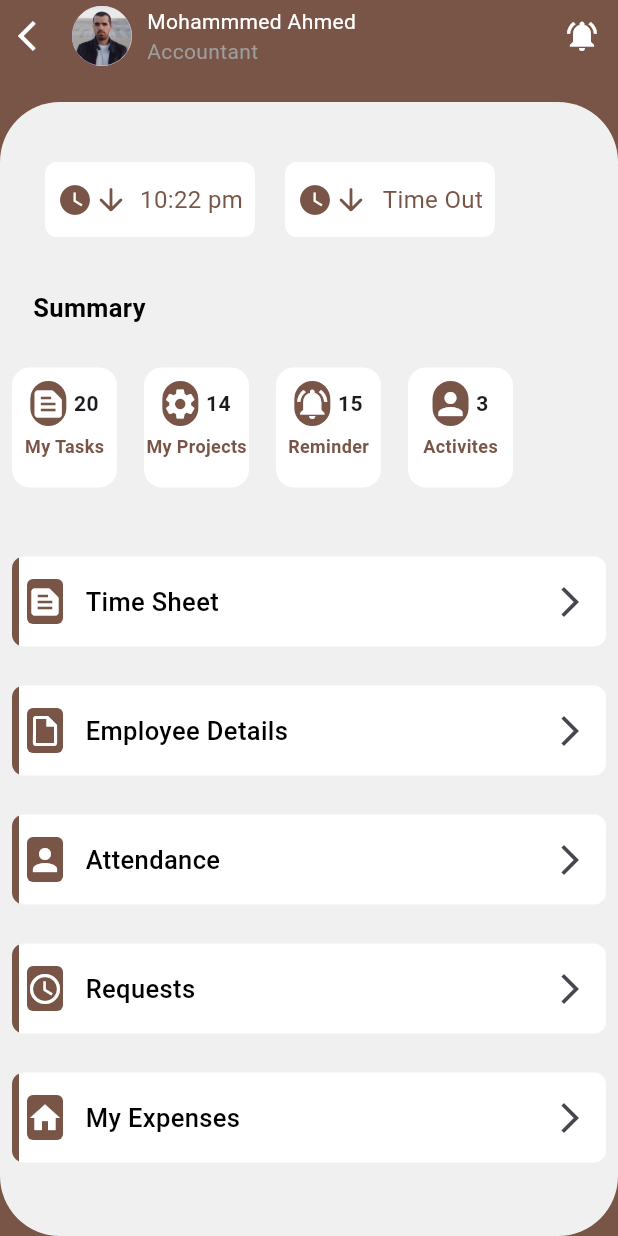
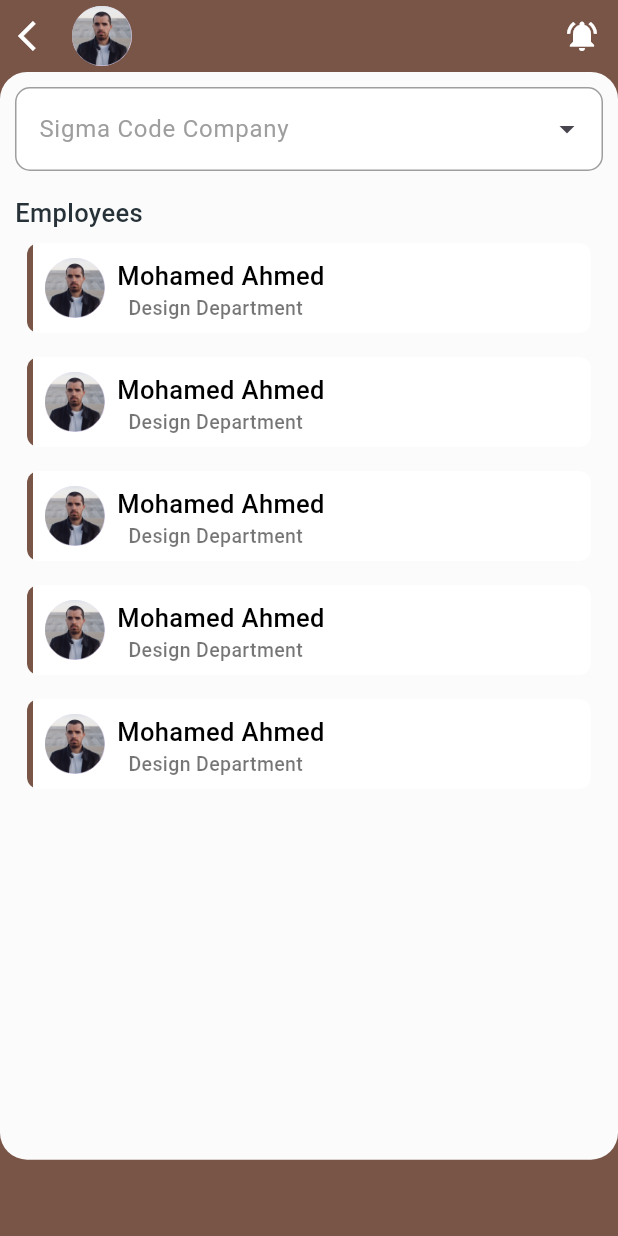
Before and after one commit to mahmoudrabie97/self_service_app, a Flutter app: the ProfilePage screen opened directly, after a tap on the "arrow forward ios" icon, on a phone screen of 412 x 824 dp. Run offline on Flutter 3.47's test engine with Material 3 defaults, Android fonts, the phone set to English and light mode, and no system bars; our stand-ins replace bloc, date_picker_timeline, flutter_bloc, shared_preferences; accounts and stored records are empty.

Commit message:
add employees

```diff
--- a/lib/pages/attendence/widgets/custom_attendence_main_container.dart
+++ b/lib/pages/attendence/widgets/custom_attendence_main_container.dart
@@ -1,17 +1,15 @@
-import 'dart:ui';
+
 
 import 'package:date_picker_timeline/date_picker_widget.dart';
 
 import 'package:flutter/material.dart';
-import 'package:self_service_app/pages/profile_page/widgets/customtimercontainer.dart';
+
 import 'package:self_service_app/utlities/app_styles.dart';
 
-import '../../../utlities/custommethods.dart';
+
 
 import '../../../utlities/widgets/custombutton.dart';
-import '../../../utlities/widgets/customtextformfield.dart';
 
-import 'custom_field_row.dart';
 import 'custom_time_container.dart';
 
 class CustomAttendenceMainContainer extends StatefulWidget {
@@ -71,16 +69,17 @@ class _CustomAttendenceMainContainerState
                 onPressed: () {
 
                 },
-                buttonColor: Color(0xff705A3E),
+                buttonColor: const Color(0xff705A3E),
                 borderRadius: (10),
               ),
               const SizedBox(height: 15,),
               CustomButton(
                 buttonText: 'Time Out ',
-                onPressed: () {
+                onPressed: ()
+                {
 
                 },
-                buttonColor: Color(0xff705A3E),
+                buttonColor: const Color(0xff705A3E),
                 borderRadius: (10),
               ),
             ],
--- /dev/null
+++ b/lib/pages/employees/employees.dart
@@ -0,0 +1,36 @@
+import 'package:flutter/cupertino.dart';
+import 'package:flutter/material.dart';
+import 'package:self_service_app/pages/employees/widgets/custom_main_employees_container.dart';
+import 'package:self_service_app/utlities/app_styles.dart';
+import 'package:self_service_app/utlities/widgets/custom_personal_apbar.dart';
+import 'package:self_service_app/utlities/widgets/customtextformfield.dart';
+
+import '../../utlities/app_assets.dart';
+
+class EmployeesPage extends StatelessWidget {
+  const EmployeesPage({super.key});
+
+  @override
+  Widget build(BuildContext context) {
+    return const Scaffold(
+      body: CustomEmployeesBody(),
+    );
+  }
+}
+
+class CustomEmployeesBody extends StatelessWidget {
+  const CustomEmployeesBody({super.key});
+
+  @override
+  Widget build(BuildContext context) {
+    return ListView(
+      children: [
+        CustomHomeApbar(
+          title: '',
+          subTitle: '',
+        ),
+        const CustomMainEmployeesContainer(),
+      ],
+    );
+  }
+}
--- /dev/null
+++ b/lib/pages/employees/widgets/custom_list_view_employees.dart
@@ -0,0 +1,57 @@
+import 'package:flutter/material.dart';
+
+import '../../../utlities/app_assets.dart';
+import '../../../utlities/app_styles.dart';
+
+class CustomListViewEmployees extends StatelessWidget {
+  const CustomListViewEmployees({super.key});
+
+  @override
+  Widget build(BuildContext context) {
+    return Padding(
+      padding: const EdgeInsets.all(8.0),
+      child: Container(
+        height: 60,
+        width: double.infinity,
+        decoration: BoxDecoration(
+          gradient: const LinearGradient(
+            begin: Alignment.centerLeft,
+            end: Alignment.centerRight,
+            colors: [
+              Colors.brown,
+              Colors.white,
+            ],
+            stops: [.011, .011],
+          ),
+          borderRadius: BorderRadius.circular(8),
+          color: Colors.white,
+        ),
+        child: Padding(
+          padding: const EdgeInsets.only(left: 12.0),
+          child: Row(
+            children: [
+              CircleAvatar(
+                child: Image.asset(AssetsData.profile),
+              ),
+              const Padding(
+                padding: EdgeInsets.only(left: 8.0, top: 10),
+                child: Column(
+                  children: [
+                    Text(
+                      'Mohamed Ahmed',
+                      style: AppStyles.style17,
+                    ),
+                    Text(
+                      'Design Department  ',
+                      style: AppStyles.style13,
+                    ),
+                  ],
+                ),
+              ),
+            ],
+          ),
+        ),
+      ),
+    );
+  }
+}
--- /dev/null
+++ b/lib/pages/employees/widgets/custom_main_employees_container.dart
@@ -0,0 +1,55 @@
+import 'package:flutter/material.dart';
+
+import '../../../utlities/app_styles.dart';
+import '../../../utlities/widgets/customtextformfield.dart';
+import '../employees.dart';
+import 'custom_list_view_employees.dart';
+
+class CustomMainEmployeesContainer extends StatelessWidget {
+  const CustomMainEmployeesContainer({super.key});
+
+  @override
+  Widget build(BuildContext context) {
+    return Container(
+      height: MediaQuery.of(context).size.height * .88,
+      width: double.infinity,
+      decoration: BoxDecoration(
+          borderRadius: BorderRadius.circular(18), color: Color(0xffFBFBFB)),
+      child: Padding(
+        padding: const EdgeInsets.all(10.0),
+        child: Column(
+          crossAxisAlignment: CrossAxisAlignment.start,
+          children: [
+            CustomTextFormField(
+              suffixicon: Icons.arrow_drop_down,
+              hintText: 'Sigma Code Company ',
+              hinnntcolr: Colors.grey,
+              keyboardType: TextInputType.text,
+              validator: (value) {
+                if (value!.isEmpty) {
+                  return 'please enter your email';
+                } // else if (!isEmailValid(value)) {
+                // return 'Invalid email format';
+                // }
+                return null;
+              },
+            ),
+            SizedBox(height: 16,),
+            Text(
+              'Employees ',
+              style: AppStyles.style17.copyWith(color: Color(0xff263238)),
+            ),
+            Expanded(
+              child: ListView.builder(
+                itemCount: 5,
+                itemBuilder: (context, index) {
+                  return const CustomListViewEmployees();
+                },
+              ),
+            ),
+          ],
+        ),
+      ),
+    );
+  }
+}
--- a/lib/pages/home/widgets/homepagebody.dart
+++ b/lib/pages/home/widgets/homepagebody.dart
@@ -2,7 +2,7 @@ import 'package:flutter/material.dart';
 import 'package:self_service_app/pages/home/widgets/custom_annualleve.dart';
 import 'package:self_service_app/pages/home/widgets/custom_request_button.dart';
 import 'package:self_service_app/pages/home/widgets/custominformation_container.dart';
-import 'package:self_service_app/pages/home/widgets/custompersonalinforow.dart';
+import 'package:self_service_app/utlities/widgets/custom_personal_apbar.dart';
 
 class HomePageBody extends StatelessWidget {
   const HomePageBody({super.key});
@@ -13,7 +13,11 @@ class HomePageBody extends StatelessWidget {
     return SafeArea(
       child: Column(
         children: [
-          const CustomHomeApbar(),
+           CustomHomeApbar(
+            title: 'Mohamed Ahmed',
+            subTitle: 'Accountant',
+            icon: Icons.notifications_active,
+          ),
           Expanded(
             child: Padding(
               padding: const EdgeInsets.only(top: 20, left: 0, right: 0),
--- a/lib/pages/profile_page/widgets/custom_choosing_ltwm.dart
+++ b/lib/pages/profile_page/widgets/custom_choosing_ltwm.dart
@@ -1,4 +1,6 @@
 import 'package:flutter/material.dart';
+import 'package:self_service_app/pages/employees/employees.dart';
+import 'package:self_service_app/utlities/extentionhelper.dart';
 import 'package:self_service_app/utlities/widgets/custom_ietm_container.dart';
 
 class CustomChoosingListItem extends StatelessWidget {
@@ -8,19 +10,21 @@ class CustomChoosingListItem extends StatelessWidget {
 
   @override
   Widget build(BuildContext context) {
-    return const Column(
+    return  Column(
       children: [
-        CustomIetmContainer(icon: Icons.text_snippet, text: 'Time Sheet'),
-        SizedBox(
+        const CustomIetmContainer(icon: Icons.text_snippet, text: 'Time Sheet',),
+        const SizedBox(
           height: 10,
         ),
         CustomIetmContainer(
-            icon: Icons.insert_drive_file_outlined, text: 'Employee Details'),
-        SizedBox(
+            icon: Icons.insert_drive_file_outlined, text: 'Employee Details',onPressed: (){
+              context.push(const EmployeesPage());
+        },),
+        const SizedBox(
           height: 10,
         ),
-        CustomIetmContainer(icon: Icons.person, text: 'Attendance'),
-        SizedBox(
+        const CustomIetmContainer(icon: Icons.person, text: 'Attendance'),
+        const SizedBox(
           height: 10,
         ),
         CustomIetmContainer(icon: Icons.watch_later_outlined, text: 'Requests'),
--- a/lib/pages/profile_page/widgets/profile_body.dart
+++ b/lib/pages/profile_page/widgets/profile_body.dart
@@ -1,6 +1,6 @@
 import 'package:flutter/material.dart';
 
-import 'package:self_service_app/pages/home/widgets/custompersonalinforow.dart';
+import 'package:self_service_app/utlities/widgets/custom_personal_apbar.dart';
 import 'package:self_service_app/pages/profile_page/widgets/custom_choosing_ltwm.dart';
 import 'package:self_service_app/pages/profile_page/widgets/custom_summary_items.dart';
 import 'package:self_service_app/pages/profile_page/widgets/customtimercontainer.dart';
@@ -14,7 +14,8 @@ class ProfileBody extends StatelessWidget {
     return SafeArea(
       child: Column(
         children: [
-          const CustomHomeApbar(),
+            CustomHomeApbar(title: 'Mohammmed Ahmed', subTitle: 'Accountant', icon: Icons.notifications_active,
+               ),
           Expanded(
             child: Padding(
               padding: const EdgeInsets.only(top: 20, left: 0, right: 0),
--- a/lib/pages/types_of_request/widgets/custom_types_requests_main_container.dart
+++ b/lib/pages/types_of_request/widgets/custom_types_requests_main_container.dart
@@ -1,17 +1,13 @@
-import 'package:flutter/cupertino.dart';
+
 import 'package:flutter/material.dart';
 
 
-import '../../../utlities/app_assets.dart';
-import '../../../utlities/app_styles.dart';
-import '../../../utlities/custommethods.dart';
+
 import '../../../utlities/widgets/custom_ietm_container.dart';
-import '../../../utlities/widgets/custombutton.dart';
-import '../../../utlities/widgets/customtextformfield.dart';
-import '../../login/widgets/custom_login_row.dart';
+
 
 class CustomTypesRequestMainContainer extends StatelessWidget {
-  CustomTypesRequestMainContainer({super.key});
+  const CustomTypesRequestMainContainer({super.key});
 
   @override
   Widget build(BuildContext context) {
--- a/lib/utlities/app_styles.dart
+++ b/lib/utlities/app_styles.dart
@@ -27,6 +27,11 @@ class AppStyles {
     color: Colors.black,
     fontWeight: FontWeight.w500,
   );
+  static const style13 = TextStyle(
+    fontSize: 13,
+    color: Colors.black54,
+    fontWeight: FontWeight.w500,
+  );
   static const datePackerStyle = TextStyle(
     color: Color(0xff705A3E),
     fontSize: 14,
--- a/lib/utlities/widgets/custom_ietm_container.dart
+++ b/lib/utlities/widgets/custom_ietm_container.dart
@@ -3,9 +3,11 @@ import 'package:self_service_app/utlities/app_styles.dart';
 
 class CustomIetmContainer extends StatelessWidget {
   const CustomIetmContainer(
-      {super.key, required this.icon, required this.text});
+      {super.key, required this.icon, required this.text, this.onPressed});
   final IconData icon;
   final String text;
+     final  void Function () ? onPressed;
+
   @override
   Widget build(BuildContext context) {
     return Padding(
@@ -49,7 +51,7 @@ class CustomIetmContainer extends StatelessWidget {
             ),
             const Spacer(),
             IconButton(
-              onPressed: () {},
+              onPressed: onPressed,
               icon: const Icon(Icons.arrow_forward_ios),
             ),
           ],
--- a/lib/pages/home/widgets/custompersonalinforow.dart
+++ b/lib/utlities/widgets/custom_personal_apbar.dart
@@ -2,9 +2,16 @@ import 'package:flutter/material.dart';
 import 'package:self_service_app/utlities/app_assets.dart';
 
 class CustomHomeApbar extends StatelessWidget {
-  const CustomHomeApbar({
+   CustomHomeApbar({
     super.key,
+    required this.title,
+    required this.subTitle,
+    this.icon = Icons.notifications_active,
   });
+
+  final String title;
+  final String subTitle;
+   IconData? icon;
 
   @override
   Widget build(BuildContext context) {
@@ -22,15 +29,15 @@ class CustomHomeApbar extends StatelessWidget {
             const SizedBox(
               width: 10,
             ),
-            const Column(
+            Column(
               crossAxisAlignment: CrossAxisAlignment.start,
               children: [
                 Text(
-                  'Mohammmed Ahmed',
-                  style: TextStyle(color: Colors.white),
+                  title,
+                  style: const TextStyle(color: Colors.white),
                 ),
-                Text('Accountant',
-                    style: TextStyle(
+                Text(subTitle,
+                    style: const TextStyle(
                       color: Colors.grey,
                     )),
               ],
@@ -40,8 +47,8 @@ class CustomHomeApbar extends StatelessWidget {
         const Spacer(),
         IconButton(
             onPressed: () {},
-            icon: const Icon(
-              Icons.notifications_active,
+            icon: Icon(
+              icon,
               color: Colors.white,
             )),
       ],
```
